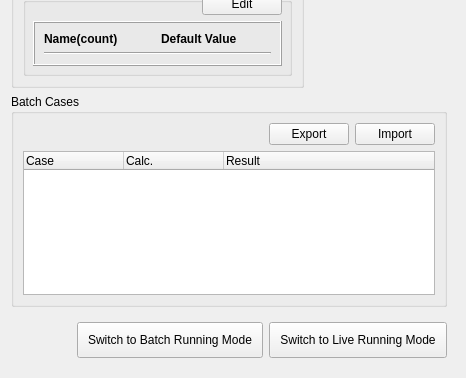
nextfoam/baram, file baramFlow/view/solution/run/process_information_page.ui: the form before one commit; both pictures show x 0 to 466 and y 437 to 815 of the 466 by 815 pixel window.
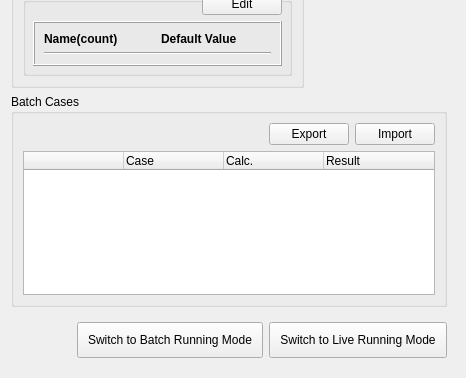
The form after the commit. Icons and pictures are not drawn. Custom widgets are drawn as their Qt base class.

Patch:
```diff
--- a/baramFlow/view/solution/run/process_information_page.ui
+++ b/baramFlow/view/solution/run/process_information_page.ui
@@ -467,6 +467,15 @@
           </item>
           <item>
            <widget class="QTreeWidget" name="batchCaseList">
+            <property name="sizePolicy">
+             <sizepolicy hsizetype="Expanding" vsizetype="Preferred">
+              <horstretch>0</horstretch>
+              <verstretch>0</verstretch>
+             </sizepolicy>
+            </property>
+            <property name="contextMenuPolicy">
+             <enum>Qt::CustomContextMenu</enum>
+            </property>
             <property name="verticalScrollBarPolicy">
              <enum>Qt::ScrollBarAlwaysOff</enum>
             </property>
@@ -479,6 +488,17 @@
             <property name="selectionMode">
              <enum>QAbstractItemView::MultiSelection</enum>
             </property>
+            <property name="indentation">
+             <number>0</number>
+            </property>
+            <property name="columnCount">
+             <number>4</number>
+            </property>
+            <column>
+             <property name="text">
+              <string> </string>
+             </property>
+            </column>
             <column>
              <property name="text">
               <string>Case</string>
```
Left out of the diff: 2 changed lines with no effect on the pictures.
